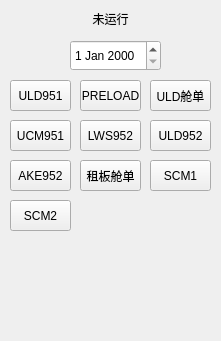
The window that Interface/MS.ui (liuym5/MS) describes before a commit, drawn with Qt 5.
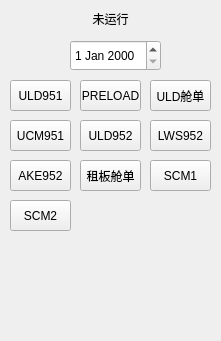
The same window after the commit.

Commit message: 2507252215按钮ULD952位置提前

```diff
--- a/Interface/MS.ui
+++ b/Interface/MS.ui
@@ -96,7 +96,7 @@
   <widget class="QPushButton" name="LWS952Btn">
    <property name="geometry">
     <rect>
-     <x>80</x>
+     <x>150</x>
      <y>120</y>
      <width>61</width>
      <height>31</height>
@@ -122,7 +122,7 @@
   <widget class="QPushButton" name="ULD952Btn">
    <property name="geometry">
     <rect>
-     <x>150</x>
+     <x>80</x>
      <y>120</y>
      <width>61</width>
      <height>31</height>
```
The commit also changes 2 other files.
